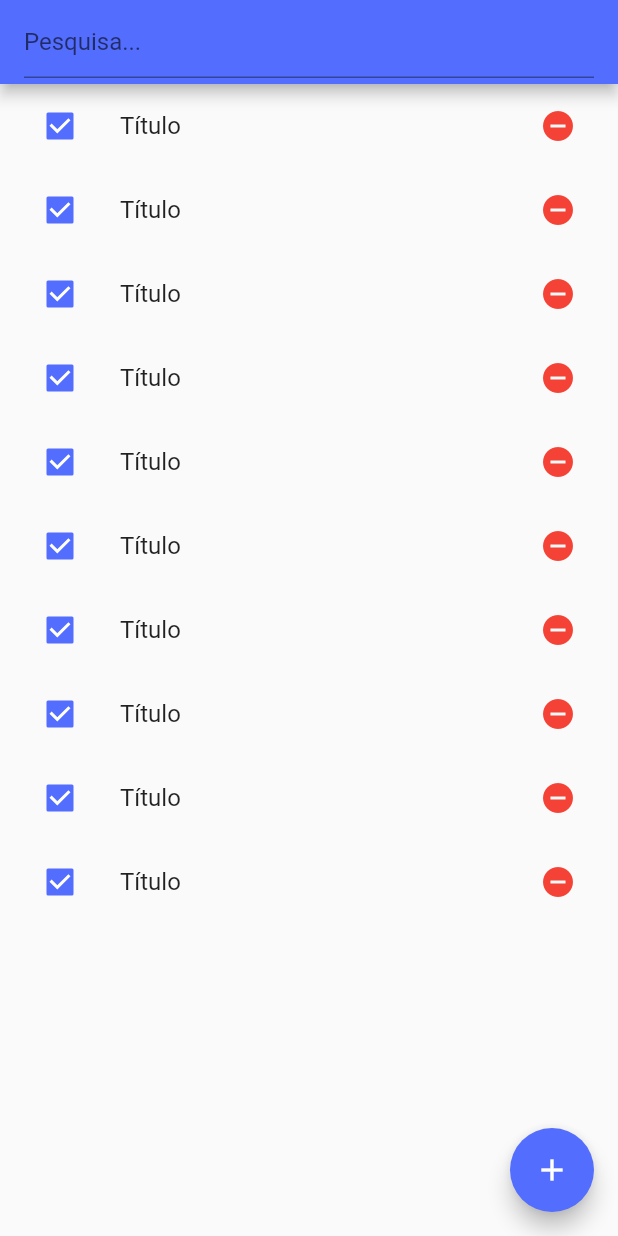
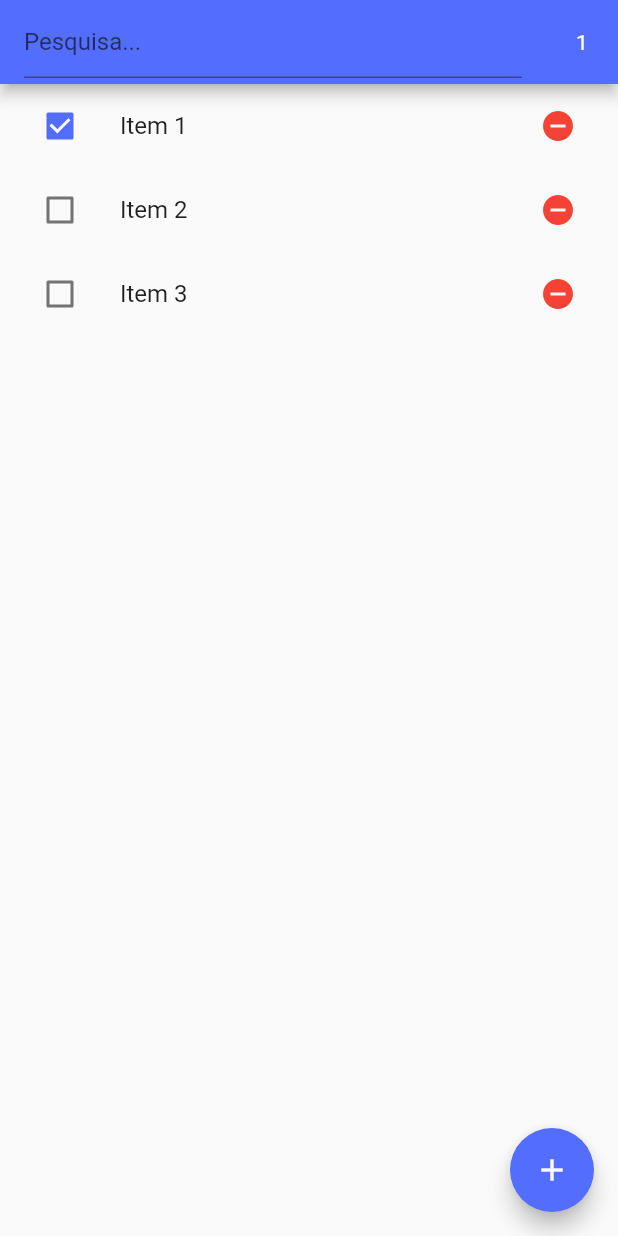
Before and after one commit to davihoffmann/flutter-mobx-examples, a Flutter app: the screen it shows after launch, on a phone screen of 412 x 824 dp. Run offline on Flutter 3.47's test engine with Material 2 defaults, Android fonts, the phone set to English and light mode, and no system bars; our stand-ins replace flutter_mobx, get_it, mobx; generated files the repository leaves out were written again.

Commit message:
finalizado exemplo com observable list

```diff
--- a/lib/observableListExample/components/item_widget.dart
+++ b/lib/observableListExample/components/item_widget.dart
@@ -1,16 +1,29 @@
 import 'package:flutter/material.dart';
+import 'package:flutter_mobx/flutter_mobx.dart';
+import 'package:flutter_mobx_example/observableListExample/models/item_model.dart';
 
 class ItemWidget extends StatelessWidget {
+  final ItemModel item;
+  final Function removeClicked;
+
+  ItemWidget({this.item, this.removeClicked});
+
   @override
   Widget build(BuildContext context) {
+    return Observer(builder: (context) {
       return ListTile(
-      title: Text('Título'),
-      leading: Checkbox(value: true, onChanged: (bool value) {}, activeColor: Theme.of(context).primaryColor,),
+        title: Text(item.title),
+        leading: Checkbox(
+          value: item.check,
+          onChanged: item.setCheck,
+          activeColor: Theme.of(context).primaryColor,
+        ),
         trailing: IconButton(
           color: Colors.red,
           icon: Icon(Icons.remove_circle),
-        onPressed: () => {},
+          onPressed: removeClicked,
         ),
       );
+    });
   }
 }
--- a/lib/observableListExample/home_controller.dart
+++ b/lib/observableListExample/home_controller.dart
@@ -7,6 +7,24 @@ class HomeController = _HomeControllerBase with _$HomeController;
 
 abstract class _HomeControllerBase with Store {
 
-  List<ItemModel> listItems;
+  @observable
+  ObservableList<ItemModel> listItems = [
+    ItemModel(title: "Item 1", check: true),
+    ItemModel(title: "Item 2", check: false),
+    ItemModel(title: "Item 3", check: false),
+  ].asObservable();
+
+  @action
+  void addItem(ItemModel item) {
+    listItems.add(item);
+  }
+
+  @action
+  void removeItem(ItemModel item) {
+    listItems.removeWhere((element) => element.title == item.title);
+  }
+
+  @computed
+  int get totalChecked => listItems.where((element) => element.check).length;
 
 }
--- a/lib/observableListExample/home_page.dart
+++ b/lib/observableListExample/home_page.dart
@@ -1,5 +1,8 @@
 import 'package:flutter/material.dart';
+import 'package:flutter_mobx/flutter_mobx.dart';
 import 'package:flutter_mobx_example/observableListExample/components/item_widget.dart';
+import 'package:flutter_mobx_example/observableListExample/home_controller.dart';
+import 'package:flutter_mobx_example/observableListExample/models/item_model.dart';
 
 class Homepage extends StatefulWidget {
   @override
@@ -7,20 +10,26 @@ class Homepage extends StatefulWidget {
 }
 
 class _HomepageState extends State<Homepage> {
+  final controller = HomeController();
+
   _dialog() {
+    var model = ItemModel();
     showDialog(
       context: context,
       builder: (_) {
         return AlertDialog(
           title: Text('Adicionar Item'),
           content: TextField(
-              onChanged: (value) {},
+            onChanged: model.setTitle,
             decoration: InputDecoration(
                 border: OutlineInputBorder(), labelText: 'Novo Item'),
           ),
           actions: <Widget>[
             FlatButton(
-                onPressed: () {},
+              onPressed: () {
+                controller.addItem(model);
+                Navigator.pop(context);
+              },
               child: Text(
                 'Salvar',
                 style: TextStyle(
@@ -41,7 +50,8 @@ class _HomepageState extends State<Homepage> {
             )
           ],
         );
-        });
+      },
+    );
   }
 
   @override
@@ -51,13 +61,27 @@ class _HomepageState extends State<Homepage> {
         title: TextField(
           decoration: InputDecoration(hintText: "Pesquisa..."),
         ),
+        actions: <Widget>[
+          Observer(builder: (context) {
+            return IconButton(
+              icon: Text("${controller.totalChecked}"),
+              onPressed: () => {},
+            );
+          })
+        ],
       ),
-      body: ListView.builder(
-        itemCount: 10,
+      body: Observer(builder: (context) {
+        return ListView.builder(
+          itemCount: controller.listItems.length,
           itemBuilder: (context, index) {
-          return ItemWidget();
+            var item = controller.listItems[index];
+            return ItemWidget(
+              item: item,
+              removeClicked: () => controller.removeItem(item),
+            );
           },
-      ),
+        );
+      }),
       floatingActionButton: FloatingActionButton(
         backgroundColor: Theme.of(context).primaryColor,
         child: Icon(Icons.add),
--- a/lib/observableListExample/models/item_model.dart
+++ b/lib/observableListExample/models/item_model.dart
@@ -11,6 +11,8 @@ abstract class _ItemModelBase with Store {
   @observable
   bool check;
 
+  _ItemModelBase({this.title, this.check = false});
+
   @action
   setTitle(String value) => title = value;
 
```
Also changed, not shown: lib/observableListExample/home_controller.g.dart. Lines whose indentation alone changed are shown as unchanged.
